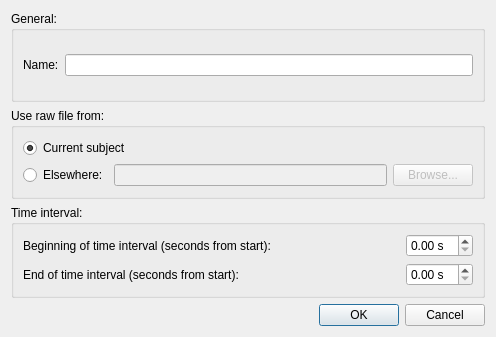
Before: the Qt Designer form designer_ui_files/covarianceRawDialogUi.ui in cibr-jyu/meggie, drawn with Qt 5.
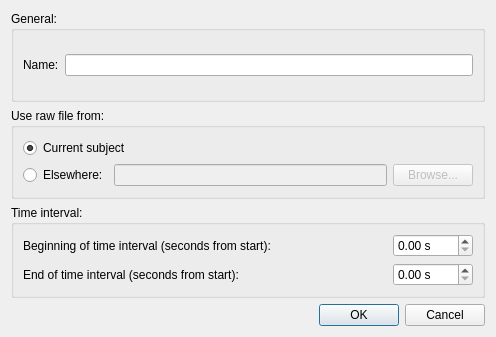
After: the same form once the commit is applied.

What changed in the file:
```diff
--- a/designer_ui_files/covarianceRawDialogUi.ui
+++ b/designer_ui_files/covarianceRawDialogUi.ui
@@ -144,6 +144,9 @@
             <property name="suffix">
              <string> s</string>
             </property>
+            <property name="maximum">
+             <double>9999.989999999999782</double>
+            </property>
            </widget>
           </item>
          </layout>
@@ -175,6 +178,9 @@
             <property name="suffix">
              <string> s</string>
             </property>
+            <property name="maximum">
+             <double>9999.989999999999782</double>
+            </property>
            </widget>
           </item>
          </layout>
```
